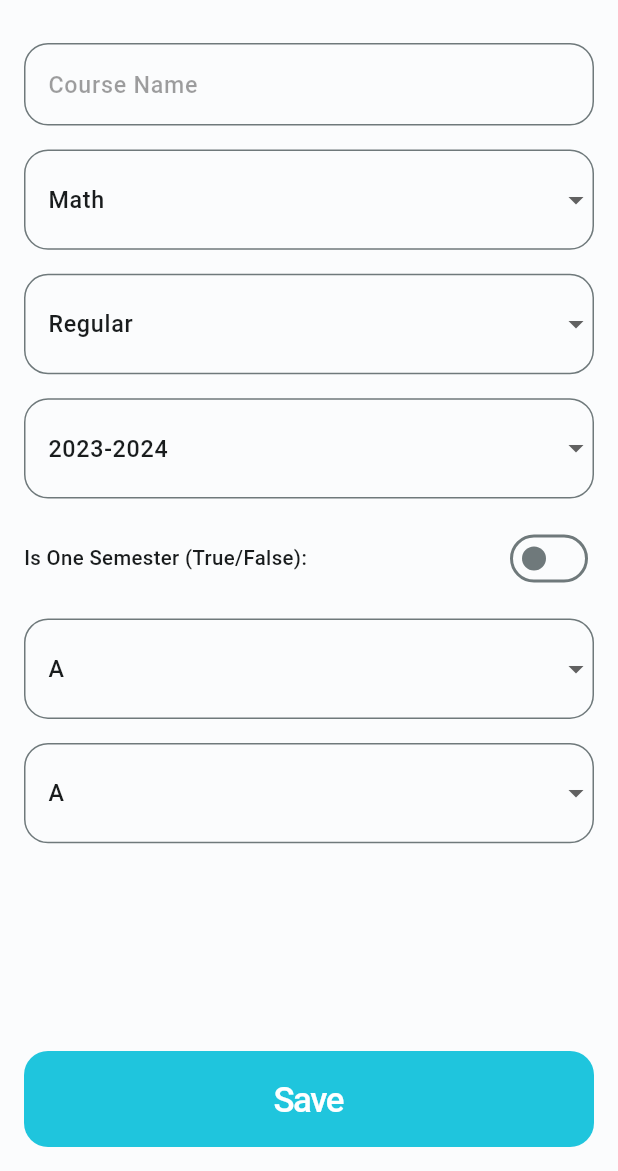
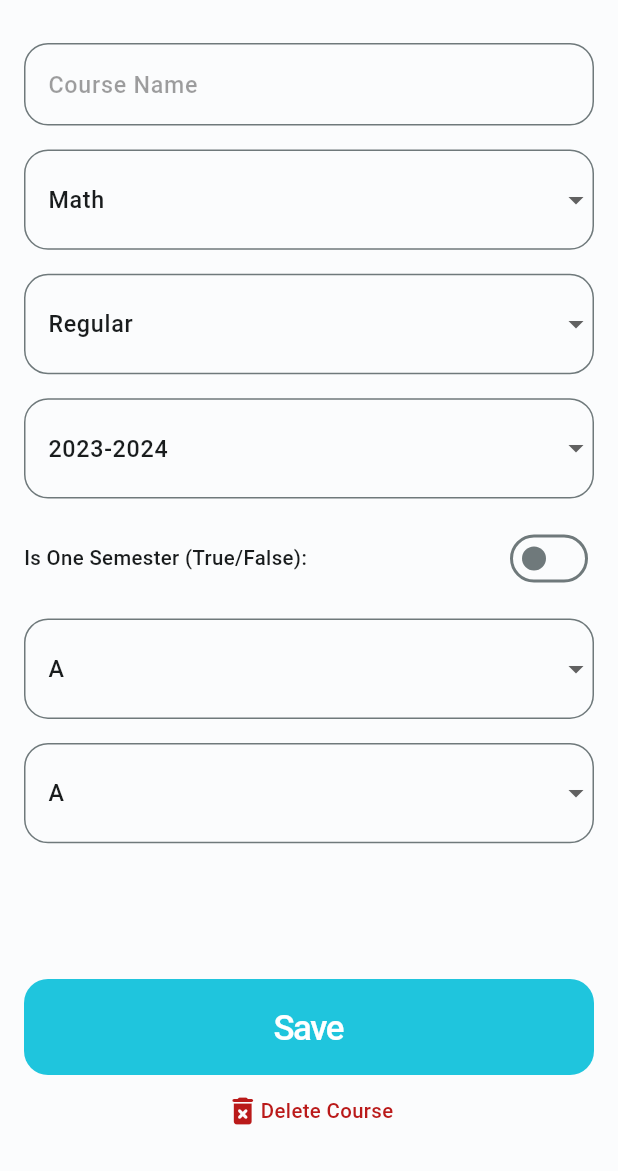
Before and after one commit to Ryan-Sum/SkyBoard, a Flutter app: the EditCourse screen opened directly with empty values, on a phone screen of 412 x 824 dp, the part 65-1236 px from its top. Run offline on Flutter 3.47's test engine with Material 3 defaults, Android fonts, the phone set to English and light mode, and no system bars; our stand-ins replace flutter_riverpod, flutter_svg, smooth_page_indicator, supabase_flutter; accounts and stored records are empty.

Commit message:
Finished courses CRUD UI and logic

```diff
--- a/lib/course_entry_page/custom_widgets/course_entry_tile.dart
+++ b/lib/course_entry_page/custom_widgets/course_entry_tile.dart
@@ -121,7 +121,7 @@ class CourseEntryTile extends StatelessWidget {
                 children: [
                   TableCell(
                     child: Text(
-                      convertGrade(course.semesterOneGrade),
+                      convertGrade(course.semesterOneGrade!),
                       style: Theme.of(context)
                           .textTheme
                           .bodySmall!
@@ -158,7 +158,7 @@ class CourseEntryTile extends StatelessWidget {
                   ),
                   TableCell(
                     child: Text(
-                      course.yearTaken.year.toString(),
+                      course.yearTaken!.year.toString(),
                       style: Theme.of(context)
                           .textTheme
                           .bodySmall!
--- a/lib/course_entry_page/custom_widgets/edit_course.dart
+++ b/lib/course_entry_page/custom_widgets/edit_course.dart
@@ -1,3 +1,4 @@
+import 'package:flutter/cupertino.dart';
 import 'package:flutter/material.dart';
 import 'package:sky_board/dashboard_page/dashboard_page.dart';
 import 'package:sky_board/global_widgets/cta_button.dart';
@@ -23,11 +24,11 @@ class EditCourse extends StatefulWidget {
 
 class _EditCourseState extends State<EditCourse> {
   late final TextEditingController courseNameController;
-  CourseType courseType = CourseType.regular;
-  Subject subject = Subject.other;
-  DateTime yearTaken = DateTime.now();
+  CourseType? courseType = null;
+  Subject? subject = Subject.other;
+  DateTime? yearTaken = null;
   bool isOneSemester = false;
-  Grade semOneGrade = Grade.f;
+  Grade? semOneGrade = null;
   Grade? semTwoGrade = null;
   late final GlobalKey<FormState> formKey;
   @override
@@ -85,7 +86,7 @@ class _EditCourseState extends State<EditCourse> {
                       }
                       return null;
                     },
-                    value: subject.name,
+                    value: subject == null ? 'default' : subject!.name,
                     items: [
                       DropdownMenuItem(
                         value: 'default',
@@ -148,7 +149,7 @@ class _EditCourseState extends State<EditCourse> {
                         child: Text(
                             style: Theme.of(context).textTheme.bodyLarge,
                             'Other'),
-                        value: 'Other',
+                        value: 'other',
                       ),
                     ],
                     decoration: InputDecoration(
@@ -230,7 +231,7 @@ class _EditCourseState extends State<EditCourse> {
                       }
                       return null;
                     },
-                    value: courseType.name,
+                    value: courseType == null ? 'default' : courseType!.name,
                     items: [
                       DropdownMenuItem(
                         value: 'default',
@@ -343,7 +344,9 @@ class _EditCourseState extends State<EditCourse> {
                       }
                       return null;
                     },
-                    value: yearTaken.year.toString(),
+                    value: yearTaken == null
+                        ? 'default'
+                        : yearTaken!.year.toString(),
                     items: [
                       DropdownMenuItem(
                         value: 'default',
@@ -436,7 +439,7 @@ class _EditCourseState extends State<EditCourse> {
                     Text("Is One Semester (True/False):"),
                     Spacer(),
                     Switch.adaptive(
-                        value: isOneSemester,
+                        value: isOneSemester == null ? false : isOneSemester!,
                         onChanged: (x) {
                           setState(() {
                             isOneSemester = x;
@@ -454,7 +457,7 @@ class _EditCourseState extends State<EditCourse> {
                       }
                       return null;
                     },
-                    value: semOneGrade.name,
+                    value: semOneGrade == null ? 'default' : semOneGrade!.name,
                     items: [
                       DropdownMenuItem(
                         value: 'default',
@@ -554,7 +557,9 @@ class _EditCourseState extends State<EditCourse> {
                       }
                       return null;
                     },
-                    value: isOneSemester ? null : semTwoGrade!.name,
+                    value: semTwoGrade == null
+                        ? "default"
+                        : (isOneSemester ? null : semTwoGrade!.name),
                     items: [
                       DropdownMenuItem(
                         value: 'default',
@@ -671,9 +676,9 @@ class _EditCourseState extends State<EditCourse> {
                           semesterOneGrade: semOneGrade,
                           semesterTwoGrade: semTwoGrade,
                           finalGrade: isOneSemester
-                              ? semOneGrade
+                              ? semOneGrade!
                               : Grade.values[4 -
-                                  (((4 - semOneGrade.index) +
+                                  (((4 - semOneGrade!.index) +
                                               (4 - semTwoGrade!.index)) /
                                           2)
                                       .round()]);
@@ -701,6 +706,8 @@ class _EditCourseState extends State<EditCourse> {
                         ));
                         Navigator.pop(context);
                         Navigator.pop(context);
+                        Navigator.pop(context);
+
                         widget.refresh();
                       }
                     } else {
@@ -711,7 +718,56 @@ class _EditCourseState extends State<EditCourse> {
                       ));
                     }
                   },
-                )
+                ),
+                IconButton(
+                    color: Theme.of(context).colorScheme.error,
+                    onPressed: () {
+                      showDialog(
+                          context: context,
+                          barrierDismissible: true,
+                          builder: (BuildContext context) {
+                            return CupertinoAlertDialog(
+                              title: Text("Delete this course?"),
+                              content: Text(
+                                  "Are you sure you would like to delete this course?"),
+                              actions: [
+                                CupertinoDialogAction(
+                                  onPressed: () => Navigator.pop(context),
+                                  child: Text("No"),
+                                  isDefaultAction: true,
+                                ),
+                                CupertinoDialogAction(
+                                  child: Text("Yes"),
+                                  isDestructiveAction: true,
+                                  onPressed: () async {
+                                    await supabase
+                                        .from("courses")
+                                        .delete()
+                                        .match({'id': widget.course.id});
+                                    Navigator.pop(context);
+                                    Navigator.pop(context);
+                                    Navigator.pop(context);
+                                    widget.refresh();
+                                    ScaffoldMessenger.of(context)
+                                        .showSnackBar(SnackBar(
+                                      content: const Text(
+                                          "Course successfully deleted"),
+                                    ));
+                                  },
+                                ),
+                              ],
+                            );
+                          });
+                    },
+                    icon: Row(
+                      mainAxisAlignment: MainAxisAlignment.center,
+                      children: [
+                        Icon(Icons.delete_forever_rounded),
+                        Text("Delete Course",
+                            style: TextStyle(
+                                color: Theme.of(context).colorScheme.error))
+                      ],
+                    ))
               ],
             ),
           ),
--- a/lib/models/course.dart
+++ b/lib/models/course.dart
@@ -9,11 +9,11 @@ class Course {
   final String id;
   final String studentId;
   final String courseName;
-  final CourseType courseType;
-  final Subject subject;
-  final DateTime yearTaken;
+  final CourseType? courseType;
+  final Subject? subject;
+  final DateTime? yearTaken;
   final bool isOneSemester;
-  final Grade semesterOneGrade;
+  final Grade? semesterOneGrade;
   final Grade? semesterTwoGrade;
   final Grade finalGrade;
   Course({
@@ -60,11 +60,11 @@ class Course {
       'id': id,
       'student_id': studentId,
       'course_name': courseName,
-      'course_type': courseType.index,
-      'subject': subject.index,
+      'course_type': courseType!.index,
+      'subject': subject!.index,
       'year_taken': yearTaken.toString(),
       'is_one_semester': isOneSemester,
-      'semester_one_grade': semesterOneGrade.index,
+      'semester_one_grade': semesterOneGrade!.index,
       'semester_two_grade':
           semesterTwoGrade == null ? null : semesterTwoGrade!.index,
       'final_grade': finalGrade.index,
```
Also changed, not shown: lib/course_entry_page/course_entry_page.dart (+38 -4 lines), lib/providers/course_provider.dart (deleted, +0 -16 lines).
